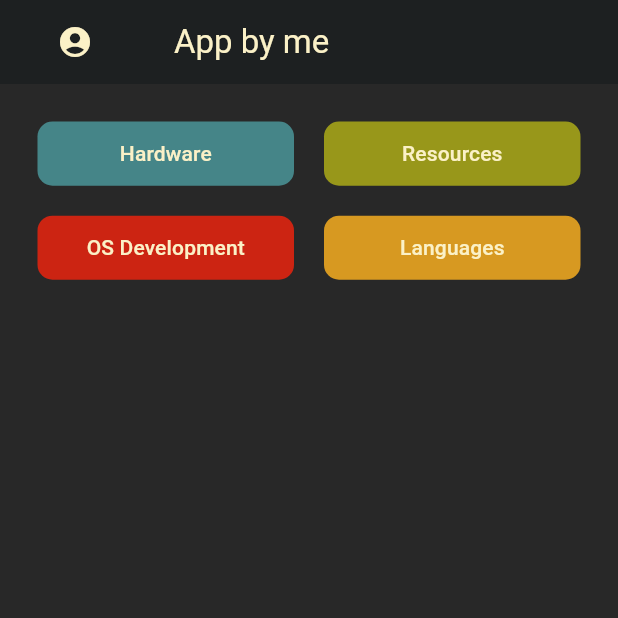
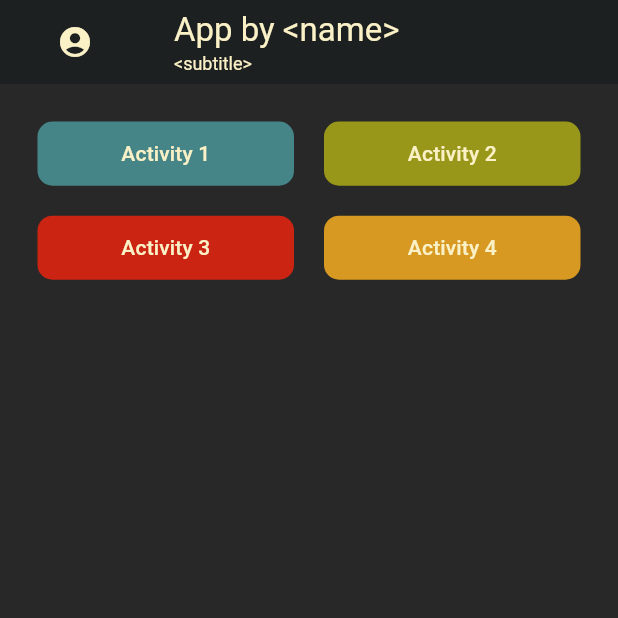
Before and after one commit to renminh/flutter-school, a Flutter app: the screen it shows after launch, on a phone screen of 412 x 824 dp, the top half of it. Run offline on Flutter 3.47's test engine with Material 3 defaults, Android fonts, the phone set to English and light mode, and no system bars.

Commit message:
made pages to be simple activity page for customization later down the road

```diff
--- a/lib/index.dart
+++ b/lib/index.dart
@@ -3,14 +3,14 @@
  *
  * https://github.com/FlutterFlow/sample-apps/blob/main/ecommerce_flow/lib/index.dart
  */
-export 'pages/hardware.dart'
-  show HardwarePage;
+export 'pages/activity_one.dart'
+  show ActivityOnePage;
 
-export 'pages/resources.dart'
-  show ResourcePage;
+export 'pages/activity_four.dart'
+  show ActivityFourPage;
 
-export 'pages/os_development_page.dart'
-  show OSDevelopmentPage;
+export 'pages/activity_three.dart'
+  show ActivityThreePage;
 
-export 'pages/languages.dart'
-  show LanguagesPage;
+export 'pages/activity_two.dart'
+  show ActivityTwoPage;
--- a/lib/main.dart
+++ b/lib/main.dart
@@ -32,6 +32,7 @@ class MainApp extends StatelessWidget {
     return MaterialApp(
       debugShowCheckedModeBanner: false,
       title: appTitle,
+      // theme: ThemeData(scaffoldBackgroundColor: Color(0xff1D2021)),
       home: HomeScreen(),
     );
   }
@@ -56,8 +57,19 @@ class HomeScreen extends StatelessWidget {
     final double height = size.height;
 
     return Scaffold(
+      backgroundColor: Color(0xff1D2021),
       appBar: AppBar(
-        title: Text("App by me"),
+        title: Column(
+          mainAxisAlignment: MainAxisAlignment.center,
+          crossAxisAlignment: CrossAxisAlignment.start,
+          children: [
+            Text("App by <name>"),
+            Text(
+              "<subtitle>",
+              style: TextStyle(fontSize: 12)
+            ),
+          ],
+        ),
         backgroundColor: Color(0xff1D2021),
         leading: Icon(Icons.account_circle),
         foregroundColor: Color(0xffFBF1C7),
@@ -88,26 +100,26 @@ class HomeScreen extends StatelessWidget {
             children: <Widget>[
               ActivityButton(
                 color: Color(0xff458588),
-                destinationRoute: HardwarePage(),
-                text: "Hardware",
+                destinationRoute: ActivityOnePage(),
+                text: "Activity 1",
               ),
 
               ActivityButton(
                 color: Color(0xff98971A),
-                destinationRoute: ResourcePage(),
-                text: "Resources",
+                destinationRoute: ActivityTwoPage(),
+                text: "Activity 2",
               ),
 
               ActivityButton(
                 color: const Color(0xffCC2412),
-                destinationRoute: OSDevelopmentPage(),
-                text: "OS Development",
+                destinationRoute: ActivityThreePage(),
+                text: "Activity 3",
               ),
 
               ActivityButton(
                 color: Color(0xffD79921),
-                destinationRoute: LanguagesPage(),
-                text: "Languages",
+                destinationRoute: ActivityFourPage(),
+                text: "Activity 4",
               ),
             ],
           ),
--- a/lib/pages/os_development_page.dart
+++ b/lib/pages/activity_four.dart
@@ -1,9 +1,9 @@
 import 'package:app_lab/components/go_back_button_widget.dart';
 import 'package:flutter/material.dart';
 
-class OSDevelopmentPage extends StatelessWidget {
+class ActivityFourPage extends StatelessWidget {
 
-  const OSDevelopmentPage({
+  const ActivityFourPage({
     super.key,
   });
 
@@ -15,9 +15,9 @@ class OSDevelopmentPage extends StatelessWidget {
 
     return Scaffold(
       appBar: AppBar(
-        title: Text("OS Development"),
-        backgroundColor: Color(0xffCC2412),
-        leading: Icon(Icons.adf_scanner_rounded),
+        title: Text("Activity 4"),
+        backgroundColor: Color(0xff98971A),
+        leading: Icon(Icons.compass_calibration_rounded),
         foregroundColor: Color(0xffFBF1C7),
         leadingWidth: 100,
       ),
@@ -27,7 +27,7 @@ class OSDevelopmentPage extends StatelessWidget {
         color: Color(0xff282828),
         child: Center(
           child: GoBackButton(
-            color: Color(0xffCC2412),
+            color: Color(0xff98971A),
             text: "Go back home",
           ),
         ),
--- a/lib/pages/hardware.dart
+++ b/lib/pages/activity_one.dart
@@ -1,9 +1,9 @@
 import 'package:app_lab/components/go_back_button_widget.dart';
 import 'package:flutter/material.dart';
 
-class HardwarePage extends StatelessWidget {
+class ActivityOnePage extends StatelessWidget {
 
-  const HardwarePage({
+  const ActivityOnePage({
     super.key,
   });
 
@@ -15,7 +15,7 @@ class HardwarePage extends StatelessWidget {
 
     return Scaffold(
       appBar: AppBar(
-        title: Text("Hardware"),
+        title: Text("Activity 1"),
         backgroundColor: Color(0xff458588),
         leading: Icon(Icons.computer_rounded),
         foregroundColor: Color(0xffFBF1C7),
--- a/lib/pages/languages.dart
+++ b/lib/pages/activity_three.dart
@@ -1,9 +1,9 @@
 import 'package:app_lab/components/go_back_button_widget.dart';
 import 'package:flutter/material.dart';
 
-class LanguagesPage extends StatelessWidget {
+class ActivityThreePage extends StatelessWidget {
 
-  const LanguagesPage({
+  const ActivityThreePage({
     super.key,
   });
 
@@ -15,9 +15,9 @@ class LanguagesPage extends StatelessWidget {
 
     return Scaffold(
       appBar: AppBar(
-        title: Text("Languages"),
-        backgroundColor: Color(0xffD79921),
-        leading: Icon(Icons.account_circle_rounded),
+        title: Text("Activity 3"),
+        backgroundColor: Color(0xffCC2412),
+        leading: Icon(Icons.adf_scanner_rounded),
         foregroundColor: Color(0xffFBF1C7),
         leadingWidth: 100,
       ),
@@ -27,7 +27,7 @@ class LanguagesPage extends StatelessWidget {
         color: Color(0xff282828),
         child: Center(
           child: GoBackButton(
-            color: Color(0xffD79921),
+            color: Color(0xffCC2412),
             text: "Go back home",
           ),
         ),
--- a/lib/pages/resources.dart
+++ b/lib/pages/activity_two.dart
@@ -1,9 +1,9 @@
 import 'package:app_lab/components/go_back_button_widget.dart';
 import 'package:flutter/material.dart';
 
-class ResourcePage extends StatelessWidget {
+class ActivityTwoPage extends StatelessWidget {
 
-  const ResourcePage({
+  const ActivityTwoPage({
     super.key,
   });
 
@@ -15,9 +15,9 @@ class ResourcePage extends StatelessWidget {
 
     return Scaffold(
       appBar: AppBar(
-        title: Text("Resources"),
-        backgroundColor: Color(0xff98971A),
-        leading: Icon(Icons.compass_calibration_rounded),
+        title: Text("Activity 2"),
+        backgroundColor: Color(0xffD79921),
+        leading: Icon(Icons.account_circle_rounded),
         foregroundColor: Color(0xffFBF1C7),
         leadingWidth: 100,
       ),
@@ -27,7 +27,7 @@ class ResourcePage extends StatelessWidget {
         color: Color(0xff282828),
         child: Center(
           child: GoBackButton(
-            color: Color(0xff98971A),
+            color: Color(0xffD79921),
             text: "Go back home",
           ),
         ),
```
Also changed, not shown: 2 other files.
